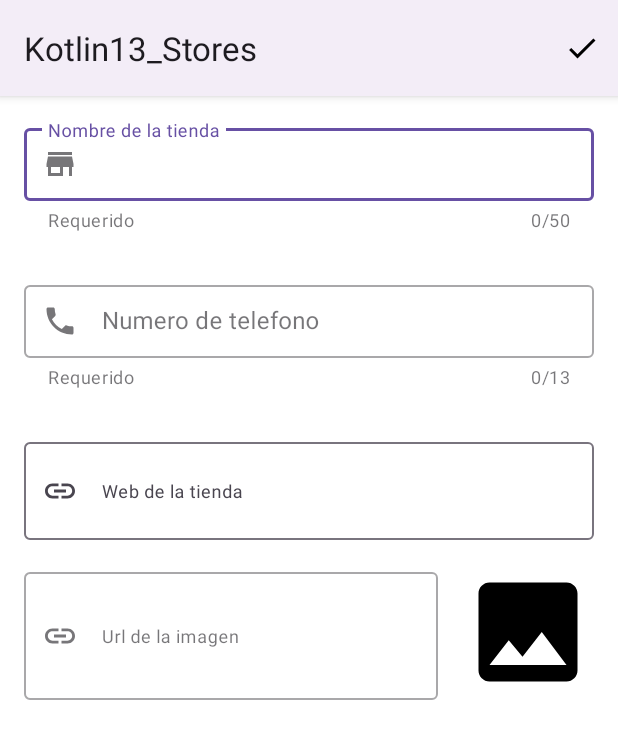
After one commit to Pernas94/Kotlin13_Stores, an Android app: the fragment EditStoreFragment shown on its own in the app's theme, on a phone screen of 412 x 824 dp. The commit adds this screen. Shown: the top 739 px of the screen. Run offline under Robolectric (Android 15) with nearby library versions, the phone set to English and light mode, and no system bars; 1 statement that could not run was skipped.

Commit message:
Primeras implementaciones del menú y acciones de fragment
Implementado guardar tienda en BBDD desde el fragment, y refrescar el recycler automáticamente

```diff
--- /dev/null
+++ b/app/src/main/java/com/example/kotlin13_stores/EditStoreFragment.kt
@@ -0,0 +1,97 @@
+package com.example.kotlin13_stores
+
+import android.content.Context
+import android.os.Bundle
+import androidx.fragment.app.Fragment
+import android.view.LayoutInflater
+import android.view.Menu
+import android.view.MenuInflater
+import android.view.MenuItem
+import android.view.View
+import android.view.ViewGroup
+import android.view.inputmethod.InputMethodManager
+import com.example.kotlin13_stores.databinding.FragmentEditStoreBinding
+import com.google.android.material.snackbar.Snackbar
+import java.util.concurrent.LinkedBlockingQueue
+
+class EditStoreFragment : Fragment() {
+
+    private lateinit var mBinding: FragmentEditStoreBinding
+    private var mActivity: MainActivity? = null
+    override fun onCreateView(inflater: LayoutInflater, container: ViewGroup?, savedInstanceState: Bundle?): View? {
+
+        mBinding = FragmentEditStoreBinding.inflate(inflater, container, false)
+        return mBinding.root
+    }
+
+
+
+    override fun onViewCreated(view: View, savedInstanceState: Bundle?) {
+        super.onViewCreated(view, savedInstanceState)
+
+        mActivity = activity as MainActivity?
+        mActivity?.supportActionBar?.setDisplayHomeAsUpEnabled(true)
+        mActivity?.supportActionBar?.title= getString(R.string.edit_store_title_add)
+        setHasOptionsMenu(true)
+    }
+
+
+    override fun onCreateOptionsMenu(menu: Menu, inflater: MenuInflater) {
+        inflater.inflate(R.menu.menu_save, menu)
+        super.onCreateOptionsMenu(menu, inflater)
+    }
+
+    override fun onOptionsItemSelected(item: MenuItem): Boolean {
+        return when(item.itemId){
+            android.R.id.home->{
+                mActivity?.onBackPressedDispatcher?.onBackPressed()
+
+                //mActivity?.onBackPressed()
+                true
+            }
+
+
+            R.id.action_save-> {
+                val store = StoreEntity(name=mBinding.etName.text.toString().trim(),
+                phone= mBinding.etPhone.text.toString().trim(),
+                website = mBinding.etWebsite.text.toString().trim())
+                val queue = LinkedBlockingQueue<Long>()
+                Thread{
+                    val id = StoreApplication.database.storeDao().addStore(store)
+                    queue.add(id)
+                }.start()
+
+                queue.take().let{
+                    mActivity?.addStore(store)
+                    hideKeyboard()
+                    Snackbar.make(mBinding.root, R.string.edit_store_message_success, Snackbar.LENGTH_SHORT).show()
+                    mActivity?.onBackPressedDispatcher?.onBackPressed()
+                }
+
+                true
+            }
+            else-> super.onOptionsItemSelected(item)
+        }
+    }
+
+    /**
+     * Función para esconder el teclado
+     */
+    private fun hideKeyboard(){
+        val imm = mActivity?.getSystemService(Context.INPUT_METHOD_SERVICE)as InputMethodManager
+        imm.hideSoftInputFromWindow(requireView().windowToken, 0)
+    }
+
+
+    override fun onDestroyView() {
+        hideKeyboard()
+        super.onDestroyView()
+    }
+    override fun onDestroy() {
+        mActivity?.supportActionBar?.setDisplayHomeAsUpEnabled(false)
+        mActivity?.supportActionBar?.title = getString(R.string.app_name)
+        mActivity?.hideFab(true)
+        setHasOptionsMenu(false)
+        super.onDestroy()
+    }
+}
--- a/app/src/main/java/com/example/kotlin13_stores/MainActivity.kt
+++ b/app/src/main/java/com/example/kotlin13_stores/MainActivity.kt
@@ -6,7 +6,7 @@ import androidx.recyclerview.widget.GridLayoutManager
 import com.example.kotlin13_stores.databinding.ActivityMainBinding
 import java.util.concurrent.LinkedBlockingQueue
 
- class MainActivity : AppCompatActivity(), OnClickListener {
+ class MainActivity : AppCompatActivity(), OnClickListener, MainAux {
 
     private lateinit var mBinding:ActivityMainBinding
      private lateinit var mAdapter: StoreAdapter
@@ -17,7 +17,7 @@ import java.util.concurrent.LinkedBlockingQueue
         mBinding = ActivityMainBinding.inflate(layoutInflater)
         setContentView(mBinding.root)
 
-        mBinding.btnSave.setOnClickListener {
+        /*mBinding.btnSave.setOnClickListener {
             var storeEntity:StoreEntity = StoreEntity(name = mBinding.etName.text.toString().trim())
 
             Thread{
@@ -26,12 +26,29 @@ import java.util.concurrent.LinkedBlockingQueue
 
             mAdapter.add(storeEntity)
             mBinding.etName.text.clear()
+        }*/
+
+        mBinding.fab.setOnClickListener {
+            launchEditFragment()
         }
         initRecycler()
 
 
     }
 
+     private fun launchEditFragment() {
+         val fragment = EditStoreFragment()
+         val fragmentManager = supportFragmentManager
+         val fragmentTransaction = fragmentManager.beginTransaction()
+
+         /*Al añadir un fragment, le tenemos que especificar 1º el view objetivo, 2º el fragment a inflar*/
+         fragmentTransaction.add(R.id.containerMain, fragment)
+         fragmentTransaction.addToBackStack(null)
+         fragmentTransaction.commit() //Para que se apliquen los cambios
+
+         hideFab(false)
+
+     }
 
 
      private fun getStores(){
@@ -89,4 +106,21 @@ import java.util.concurrent.LinkedBlockingQueue
 
          mAdapter.delete(queue.take())
      }
+
+
+     /**
+      * MAIN AUX
+      * @param isVisible Boolean
+      */
+     override fun hideFab(isVisible: Boolean) {
+         if(isVisible) mBinding.fab.show() else mBinding.fab.hide()
+     }
+
+     override fun addStore(storeEntity: StoreEntity) {
+         mAdapter.add(storeEntity)
+     }
+
+     override fun updateStore(storeEntity: StoreEntity) {
+         TODO("Not yet implemented")
+     }
  }
--- /dev/null
+++ b/app/src/main/java/com/example/kotlin13_stores/MainAux.kt
@@ -0,0 +1,9 @@
+package com.example.kotlin13_stores
+
+interface MainAux {
+    fun hideFab(isVisible:Boolean=false)
+
+    fun addStore(storeEntity: StoreEntity)
+    fun updateStore(storeEntity: StoreEntity)
+
+}
--- a/app/src/main/java/com/example/kotlin13_stores/StoreDao.kt
+++ b/app/src/main/java/com/example/kotlin13_stores/StoreDao.kt
@@ -12,7 +12,7 @@ interface StoreDao {
     fun getAllStores():MutableList<StoreEntity>
 
     @Insert
-    fun addStore(storeEntity:StoreEntity)
+    fun addStore(storeEntity:StoreEntity): Long
 
     @Update
     fun updateStore(storeEntity:StoreEntity)
--- /dev/null
+++ b/app/src/main/res/drawable/ic_check.xml
@@ -0,0 +1,5 @@
+<vector android:height="24dp" android:tint="#000000"
+    android:viewportHeight="24" android:viewportWidth="24"
+    android:width="24dp" xmlns:android="http://schemas.android.com/apk/res/android">
+    <path android:fillColor="@android:color/white" android:pathData="M9,16.17L4.83,12l-1.42,1.41L9,19 21,7l-1.41,-1.41z"/>
+</vector>
--- /dev/null
+++ b/app/src/main/res/drawable/ic_image.xml
@@ -0,0 +1,5 @@
+<vector android:height="24dp" android:tint="#000000"
+    android:viewportHeight="24" android:viewportWidth="24"
+    android:width="24dp" xmlns:android="http://schemas.android.com/apk/res/android">
+    <path android:fillColor="@android:color/white" android:pathData="M21,19V5c0,-1.1 -0.9,-2 -2,-2H5c-1.1,0 -2,0.9 -2,2v14c0,1.1 0.9,2 2,2h14c1.1,0 2,-0.9 2,-2zM8.5,13.5l2.5,3.01L14.5,12l4.5,6H5l3.5,-4.5z"/>
+</vector>
--- /dev/null
+++ b/app/src/main/res/drawable/ic_link.xml
@@ -0,0 +1,5 @@
+<vector android:height="24dp" android:tint="#000000"
+    android:viewportHeight="24" android:viewportWidth="24"
+    android:width="24dp" xmlns:android="http://schemas.android.com/apk/res/android">
+    <path android:fillColor="@android:color/white" android:pathData="M3.9,12c0,-1.71 1.39,-3.1 3.1,-3.1h4L11,7L7,7c-2.76,0 -5,2.24 -5,5s2.24,5 5,5h4v-1.9L7,15.1c-1.71,0 -3.1,-1.39 -3.1,-3.1zM8,13h8v-2L8,11v2zM17,7h-4v1.9h4c1.71,0 3.1,1.39 3.1,3.1s-1.39,3.1 -3.1,3.1h-4L13,17h4c2.76,0 5,-2.24 5,-5s-2.24,-5 -5,-5z"/>
+</vector>
--- /dev/null
+++ b/app/src/main/res/drawable/ic_phone.xml
@@ -0,0 +1,5 @@
+<vector android:height="24dp" android:tint="#000000"
+    android:viewportHeight="24" android:viewportWidth="24"
+    android:width="24dp" xmlns:android="http://schemas.android.com/apk/res/android">
+    <path android:fillColor="@android:color/white" android:pathData="M6.62,10.79c1.44,2.83 3.76,5.14 6.59,6.59l2.2,-2.2c0.27,-0.27 0.67,-0.36 1.02,-0.24 1.12,0.37 2.33,0.57 3.57,0.57 0.55,0 1,0.45 1,1V20c0,0.55 -0.45,1 -1,1 -9.39,0 -17,-7.61 -17,-17 0,-0.55 0.45,-1 1,-1h3.5c0.55,0 1,0.45 1,1 0,1.25 0.2,2.45 0.57,3.57 0.11,0.35 0.03,0.74 -0.25,1.02l-2.2,2.2z"/>
+</vector>
--- /dev/null
+++ b/app/src/main/res/drawable/ic_store.xml
@@ -0,0 +1,5 @@
+<vector android:height="24dp" android:tint="#000000"
+    android:viewportHeight="24" android:viewportWidth="24"
+    android:width="24dp" xmlns:android="http://schemas.android.com/apk/res/android">
+    <path android:fillColor="@android:color/white" android:pathData="M20,4L4,4v2h16L20,4zM21,14v-2l-1,-5L4,7l-1,5v2h1v6h10v-6h4v6h2v-6h1zM12,18L6,18v-4h6v4z"/>
+</vector>
--- a/app/src/main/res/layout/activity_main.xml
+++ b/app/src/main/res/layout/activity_main.xml
@@ -7,6 +7,7 @@
     android:layout_height="match_parent"
     tools:context=".MainActivity">
 
+    <!--
     <com.google.android.material.button.MaterialButton
         android:id="@+id/btnSave"
         android:layout_width="wrap_content"
@@ -27,6 +28,7 @@
         app:layout_constraintTop_toTopOf="@id/btnSave"
         app:layout_constraintBottom_toBottomOf="@id/btnSave"
         />
+        -->
 
     <androidx.recyclerview.widget.RecyclerView
         android:id="@+id/recycler"
@@ -34,11 +36,12 @@
         android:layout_height="0dp"
         app:layout_constraintStart_toStartOf="parent"
         app:layout_constraintEnd_toEndOf="parent"
-        app:layout_constraintTop_toBottomOf="@id/btnSave"
+        app:layout_constraintTop_toTopOf="parent"
         app:layout_constraintBottom_toBottomOf="parent"
         tools:listitem="@layout/item_store"/>
 
     <com.google.android.material.floatingactionbutton.FloatingActionButton
+        android:id="@+id/fab"
         android:layout_width="wrap_content"
         android:layout_height="wrap_content"
         app:layout_constraintEnd_toEndOf="parent"
--- /dev/null
+++ b/app/src/main/res/layout/fragment_edit_store.xml
@@ -0,0 +1,126 @@
+<?xml version="1.0" encoding="utf-8"?>
+<androidx.core.widget.NestedScrollView xmlns:android="http://schemas.android.com/apk/res/android"
+    xmlns:tools="http://schemas.android.com/tools"
+    android:layout_width="match_parent"
+    android:layout_height="match_parent"
+    android:background="@color/white"
+    xmlns:app="http://schemas.android.com/apk/res-auto"
+    tools:context=".EditStoreFragment">
+
+    <LinearLayout
+        android:layout_width="match_parent"
+        android:layout_height="wrap_content"
+        android:orientation="vertical"
+        android:padding="@dimen/common_padding_default">
+
+        <com.google.android.material.textfield.TextInputLayout
+            android:id="@+id/tilName"
+            android:layout_width="match_parent"
+            android:layout_height="wrap_content"
+            android:hint="@string/hint_name"
+            app:helperText="@string/helper_required"
+            app:endIconMode="clear_text"
+            app:counterMaxLength="@integer/counter_max_name"
+            app:counterEnabled="true"
+            app:startIconDrawable="@drawable/ic_store"
+            style="@style/Widget.MaterialComponents.TextInputLayout.OutlinedBox.Dense">
+
+
+            <com.google.android.material.textfield.TextInputEditText
+                android:id="@+id/etName"
+                android:layout_width="match_parent"
+                android:layout_height="wrap_content"
+                android:maxLength="@integer/counter_max_name"
+                android:inputType="textCapWords" />
+        </com.google.android.material.textfield.TextInputLayout>
+
+        <!-- OOOOOOOOOOOOOOOOOOOOOOOOOOOOOOOOOOOOOOOOOOOOOOOOOOO -->
+
+        <com.google.android.material.textfield.TextInputLayout
+            android:id="@+id/tilPhone"
+            android:layout_width="match_parent"
+            android:layout_height="wrap_content"
+            app:counterMaxLength="@integer/counter_max_phone"
+            app:counterEnabled="true"
+            app:startIconDrawable="@drawable/ic_phone"
+            android:hint="@string/phone_number"
+            app:endIconMode="clear_text"
+            app:helperText="@string/helper_required"
+            android:layout_marginTop="@dimen/common_padding_default"
+            style="@style/Widget.MaterialComponents.TextInputLayout.OutlinedBox.Dense">
+
+
+            <com.google.android.material.textfield.TextInputEditText
+                android:id="@+id/etPhone"
+                android:layout_width="match_parent"
+                android:layout_height="wrap_content"
+                android:maxLength="@integer/counter_max_phone"
+                android:inputType="phone"/>
+
+        </com.google.android.material.textfield.TextInputLayout>
+
+
+        <!-- OOOOOOOOOOOOOOOOOOOOOOOOOOOOOOOOOOOOOOOOOOOOOOOOOOO -->
+        <com.google.android.material.textfield.TextInputLayout
+            android:id="@+id/tilWebsite"
+            android:layout_width="match_parent"
+            android:layout_height="wrap_content"
+            android:layout_marginTop="@dimen/common_padding_default"
+            android:hint="@string/hint_website"
+            app:startIconDrawable="@drawable/ic_link"
+            app:endIconMode="clear_text">
+
+            <com.google.android.material.textfield.TextInputEditText
+                android:id="@+id/etWebsite"
+                android:layout_width="match_parent"
+                android:layout_height="wrap_content"
+                android:minLines="@integer/lines_url_website"
+                android:maxLines="@integer/lines_url_website"
+                android:inputType="textMultiLine"
+                android:textAppearance="?attr/textAppearanceCaption"
+                android:textColor="@color/color_link"
+                />
+
+        </com.google.android.material.textfield.TextInputLayout>
+
+        <LinearLayout
+            android:layout_width="match_parent"
+            android:layout_height="wrap_content"
+            android:orientation="horizontal"
+            android:layout_marginTop="@dimen/common_padding_default"
+            android:gravity="center_vertical">
+
+            <com.google.android.material.textfield.TextInputLayout
+                android:layout_width="0dp"
+                android:layout_height="wrap_content"
+                android:layout_weight="1"
+                android:hint="@string/photo_url"
+                app:endIconMode="clear_text"
+                app:startIconDrawable="@drawable/ic_link"
+                style = "@style/Widget.MaterialComponents.TextInputLayout.OutlinedBox.Dense">
+
+                <com.google.android.material.textfield.TextInputEditText
+                    android:id="@+id/etPhotoUrl"
+                    android:layout_width="match_parent"
+                    android:layout_height="wrap_content"
+                    android:inputType="textMultiLine"
+                    android:minLines="@integer/lines_url_photo"
+                    android:maxLines="@integer/lines_url_photo"
+                    android:textAppearance="?attr/textAppearanceCaption"
+                    android:textColor="@color/color_link"/>
+
+            </com.google.android.material.textfield.TextInputLayout>
+
+            <ImageView
+                android:id="@+id/imgPhoto"
+                android:layout_width="@dimen/photo_size_thumb"
+                android:layout_height="@dimen/photo_size_thumb"
+                android:src="@drawable/ic_image"
+                android:layout_marginStart="@dimen/common_padding_default"
+                android:contentDescription="Descripcion foto"/>
+
+        </LinearLayout>
+
+    </LinearLayout>
+
+</androidx.core.widget.NestedScrollView>
--- /dev/null
+++ b/app/src/main/res/menu/menu_save.xml
@@ -0,0 +1,9 @@
+<?xml version="1.0" encoding="utf-8"?>
+<menu xmlns:android="http://schemas.android.com/apk/res/android"
+    xmlns:app="http://schemas.android.com/apk/res-auto">
+    <item
+        android:id="@+id/action_save"
+        android:title="@string/menu_save"
+        android:icon="@drawable/ic_check"
+        app:showAsAction="ifRoom"/>
+</menu>
--- a/app/src/main/res/values-night/themes.xml
+++ b/app/src/main/res/values-night/themes.xml
@@ -1,6 +1,6 @@
 <resources xmlns:tools="http://schemas.android.com/tools">
     <!-- Base application theme. -->
-    <style name="Base.Theme.Kotlin13_Stores" parent="Theme.Material3.DayNight.NoActionBar">
+    <style name="Base.Theme.Kotlin13_Stores" parent="Theme.Material3.DayNight">
         <!-- Customize your dark theme here. -->
         <!-- <item name="colorPrimary">@color/my_dark_primary</item> -->
     </style>
--- a/app/src/main/res/values/colors.xml
+++ b/app/src/main/res/values/colors.xml
@@ -4,4 +4,5 @@
     <color name="white">#FFFFFFFF</color>
     <color name="darker_gray">#8C8B8B</color>
     <color name="white_t">#CCFFFFFF</color>
+    <color name="color_link">#0000FF</color>
 </resources>
--- a/app/src/main/res/values/dimens.xml
+++ b/app/src/main/res/values/dimens.xml
@@ -4,4 +4,5 @@
     <dimen name="common_padding_min">8dp</dimen>
     <dimen name="common_padding_default">16dp</dimen>
     <dimen name="common_padding_mid">24dp</dimen>
+    <dimen name="photo_size_thumb">88dp</dimen>
 </resources>
--- /dev/null
+++ b/app/src/main/res/values/integers.xml
@@ -0,0 +1,7 @@
+<?xml version="1.0" encoding="utf-8"?>
+<resources>
+    <integer name="counter_max_name">50</integer>
+    <integer name="counter_max_phone">13</integer>
+    <integer name="lines_url_website">2</integer>
+    <integer name="lines_url_photo">4</integer>
+</resources>
--- a/app/src/main/res/values/strings.xml
+++ b/app/src/main/res/values/strings.xml
@@ -1,4 +1,14 @@
 <resources>
     <string name="app_name">Kotlin13_Stores</string>
     <string name="decription_image_photo">Imagen de la tienda\n</string>
+    <!-- TODO: Remove or change this placeholder text -->
+    <string name="hello_blank_fragment">Hello blank fragment</string>
+    <string name="hint_name">Nombre de la tienda</string>
+    <string name="helper_required">Requerido\n</string>
+    <string name="phone_number">Numero de telefono</string>
+    <string name="hint_website">Web de la tienda</string>
+    <string name="photo_url">Url de la imagen</string>
+    <string name="edit_store_title_add">Crear tienda</string>
+    <string name="menu_save">Save</string>
+    <string name="edit_store_message_success">Tienda agregada correctamente</string>
 </resources>
--- a/app/src/main/res/values/themes.xml
+++ b/app/src/main/res/values/themes.xml
@@ -1,6 +1,6 @@
 <resources xmlns:tools="http://schemas.android.com/tools">
     <!-- Base application theme. -->
-    <style name="Base.Theme.Kotlin13_Stores" parent="Theme.Material3.DayNight.NoActionBar">
+    <style name="Base.Theme.Kotlin13_Stores" parent="Theme.Material3.DayNight">
         <!-- Customize your light theme here. -->
         <!-- <item name="colorPrimary">@color/my_light_primary</item> -->
     </style>
```
